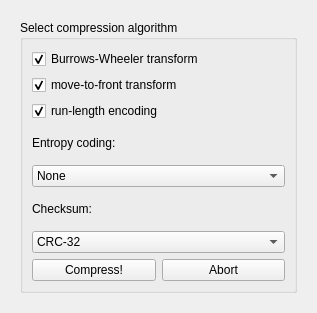
This is processing_dialog.ui in 307372/Turbo-Kompresor-2000 as Qt 5 draws it before an edit. The edited form follows.
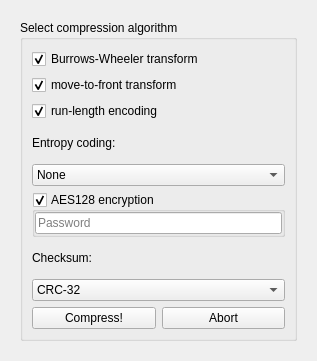
This is the edited form. The open tabs and pages were chosen to show the change. Icons and pictures are not drawn.

Diff of the .ui file:
```diff
--- a/processing_dialog.ui
+++ b/processing_dialog.ui
@@ -7,7 +7,7 @@
     <x>0</x>
     <y>0</y>
     <width>317</width>
-    <height>313</height>
+    <height>361</height>
    </rect>
   </property>
   <property name="windowTitle">
@@ -215,6 +215,79 @@
             </item>
            </widget>
           </item>
+          <item>
+           <widget class="QGroupBox" name="groupBox_AES128">
+            <property name="sizePolicy">
+             <sizepolicy hsizetype="Preferred" vsizetype="Maximum">
+              <horstretch>0</horstretch>
+              <verstretch>0</verstretch>
+             </sizepolicy>
+            </property>
+            <property name="minimumSize">
+             <size>
+              <width>0</width>
+              <height>22</height>
+             </size>
+            </property>
+            <property name="title">
+             <string>AES128 encryption</string>
+            </property>
+            <property name="flat">
+             <bool>true</bool>
+            </property>
+            <property name="checkable">
+             <bool>true</bool>
+            </property>
+            <layout class="QVBoxLayout" name="_verticalLayout_8">
+             <property name="spacing">
+              <number>6</number>
+             </property>
+             <property name="leftMargin">
+              <number>0</number>
+             </property>
+             <property name="topMargin">
+              <number>0</number>
+             </property>
+             <property name="rightMargin">
+              <number>0</number>
+             </property>
+             <property name="bottomMargin">
+              <number>0</number>
+             </property>
+             <item>
+              <widget class="QLineEdit" name="line_edit_AES128_password">
+               <property name="sizePolicy">
+                <sizepolicy hsizetype="Expanding" vsizetype="Minimum">
+                 <horstretch>0</horstretch>
+                 <verstretch>0</verstretch>
+                </sizepolicy>
+               </property>
+               <property name="minimumSize">
+                <size>
+                 <width>0</width>
+                 <height>15</height>
+                </size>
+               </property>
+               <property name="toolTip">
+                <string/>
+               </property>
+               <property name="toolTipDuration">
+                <number>3</number>
+               </property>
+               <property name="echoMode">
+                <enum>QLineEdit::Password</enum>
+               </property>
+               <property name="placeholderText">
+                <string>Password</string>
+               </property>
+               <property name="clearButtonEnabled">
+                <bool>false</bool>
+               </property>
+              </widget>
+             </item>
+            </layout>
+           </widget>
+          </item>
           <item>
            <widget class="QLabel" name="_label_checksum">
             <property name="text">
```
Left out of the diff: 27 changed lines with no effect on the pictures.
